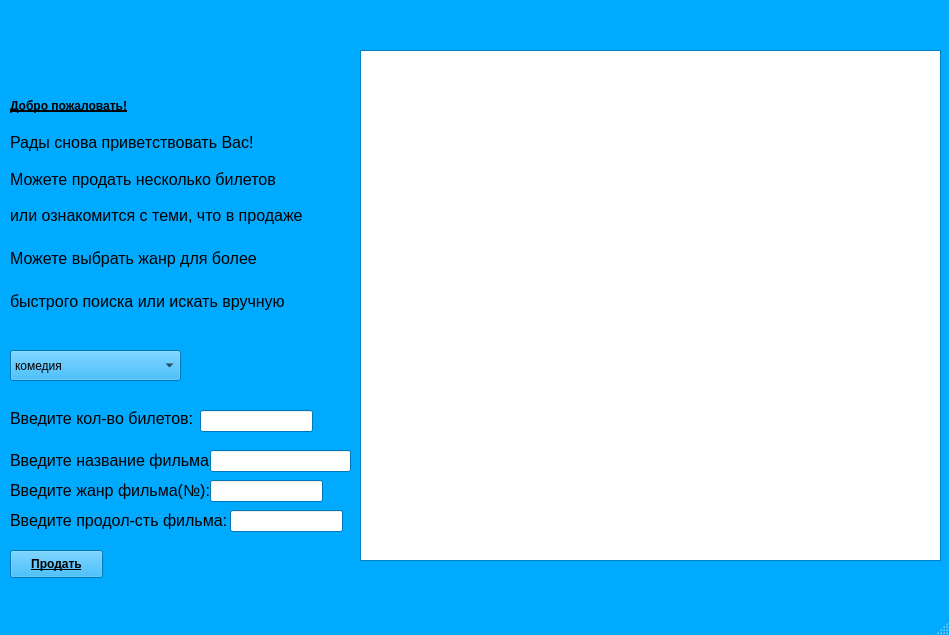
Above: assistant.ui from katiarapter/lyceum before the change. Below: the same form after it.
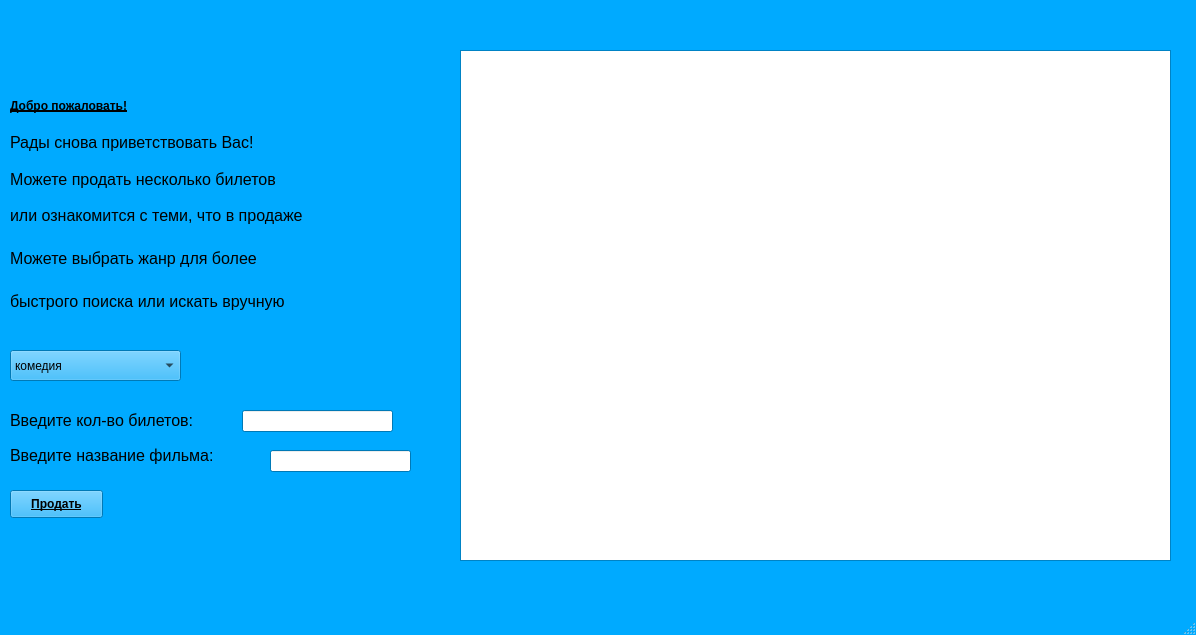
That is the form after the change.

Commit message: Добавление пароля, вывод билетов в консоль, окончательный дизайн всех окон

Patch:
```diff
--- a/assistant.ui
+++ b/assistant.ui
@@ -6,7 +6,7 @@
    <rect>
     <x>0</x>
     <y>0</y>
-    <width>949</width>
+    <width>1196</width>
     <height>635</height>
    </rect>
   </property>
@@ -532,9 +532,9 @@
    <widget class="QTableView" name="tableView">
     <property name="geometry">
      <rect>
-      <x>360</x>
+      <x>460</x>
       <y>50</y>
-      <width>581</width>
+      <width>711</width>
       <height>511</height>
      </rect>
     </property>
@@ -544,7 +544,7 @@
      <rect>
       <x>10</x>
       <y>90</y>
-      <width>296</width>
+      <width>368</width>
       <height>141</height>
      </rect>
     </property>
@@ -643,7 +643,7 @@
      <rect>
       <x>10</x>
       <y>240</y>
-      <width>301</width>
+      <width>344</width>
       <height>80</height>
      </rect>
     </property>
@@ -678,7 +678,7 @@
     <property name="geometry">
      <rect>
       <x>10</x>
-      <y>550</y>
+      <y>490</y>
       <width>93</width>
       <height>28</height>
      </rect>
@@ -699,8 +699,8 @@
      <rect>
       <x>10</x>
       <y>410</y>
-      <width>191</width>
-      <height>16</height>
+      <width>231</width>
+      <height>21</height>
      </rect>
     </property>
     <property name="font">
@@ -715,9 +715,9 @@
    <widget class="QLineEdit" name="lineEdit">
     <property name="geometry">
      <rect>
-      <x>200</x>
+      <x>242</x>
       <y>410</y>
-      <width>113</width>
+      <width>151</width>
       <height>22</height>
      </rect>
     </property>
@@ -726,9 +726,9 @@
     <property name="geometry">
      <rect>
       <x>10</x>
-      <y>450</y>
-      <width>201</width>
-      <height>21</height>
+      <y>440</y>
+      <width>261</width>
+      <height>31</height>
      </rect>
     </property>
     <property name="font">
@@ -743,69 +743,13 @@
    <widget class="QLineEdit" name="lineEdit_2">
     <property name="geometry">
      <rect>
-      <x>210</x>
+      <x>270</x>
       <y>450</y>
       <width>141</width>
       <height>22</height>
      </rect>
     </property>
    </widget>
-   <widget class="QLabel" name="label_9">
-    <property name="geometry">
-     <rect>
-      <x>10</x>
-      <y>480</y>
-      <width>201</width>
-      <height>21</height>
-     </rect>
-    </property>
-    <property name="font">
-     <font>
-      <pointsize>12</pointsize>
-     </font>
-    </property>
-    <property name="text">
-     <string>Введите жанр фильма(№):</string>
-    </property>
-   </widget>
-   <widget class="QLabel" name="label_10">
-    <property name="geometry">
-     <rect>
-      <x>10</x>
-      <y>510</y>
-      <width>281</width>
-      <height>21</height>
-     </rect>
-    </property>
-    <property name="font">
-     <font>
-      <pointsize>12</pointsize>
-     </font>
-    </property>
-    <property name="text">
-     <string>Введите продол-сть фильма:</string>
-    </property>
-   </widget>
-   <widget class="QLineEdit" name="lineEdit_3">
-    <property name="geometry">
-     <rect>
-      <x>210</x>
-      <y>480</y>
-      <width>113</width>
-      <height>22</height>
-     </rect>
-    </property>
-   </widget>
-   <widget class="QLineEdit" name="lineEdit_4">
-    <property name="geometry">
-     <rect>
-      <x>230</x>
-      <y>510</y>
-      <width>113</width>
-      <height>22</height>
-     </rect>
-    </property>
-   </widget>
   </widget>
   <widget class="QMenuBar" name="menubar">
    <property name="geometry">
```
Left out of the diff: 9 changed lines with no effect on the pictures. The commit also changes 5 other files.
